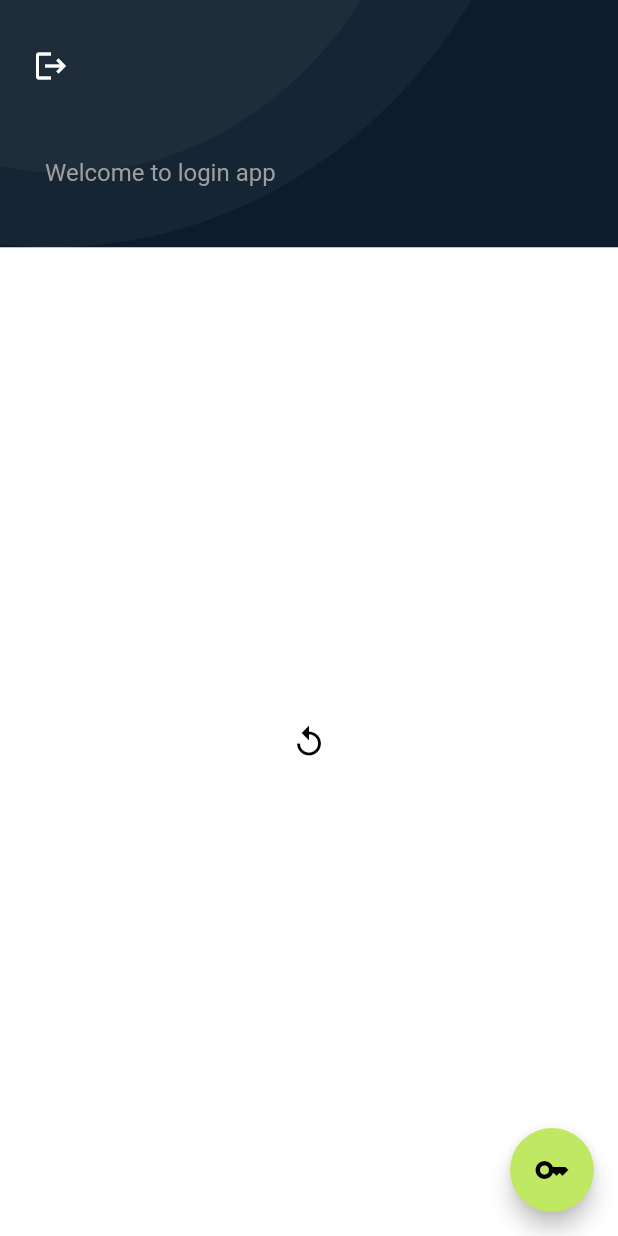
After one commit to payamomidvar/login_flutter, a Flutter app: the Home screen opened by its route, after a tap on the "logout" icon, on a phone screen of 412 x 824 dp. The commit adds this screen. Run offline on Flutter 3.47's test engine with Material 2 defaults, Android fonts, the phone set to English and light mode, and no system bars; our stand-ins replace equatable, flutter_bloc, shared_preferences; accounts and stored records are empty; network calls fail.

Commit message:
Refactor and home page added

```diff
--- /dev/null
+++ b/lib/bloc/home/home.dart
@@ -0,0 +1,30 @@
+import 'package:flutter/material.dart';
+import 'package:flutter_bloc/flutter_bloc.dart';
+
+import '../../repositories/user_repository.dart';
+import '../../screens/home_page.dart';
+import '../../services/memory_service.dart';
+import '../token/token_bloc.dart';
+import 'home_bloc.dart';
+
+class Home extends StatelessWidget {
+  final MemoryService memoryService;
+
+  const Home({required this.memoryService, Key? key}) : super(key: key);
+
+  @override
+  Widget build(BuildContext context) {
+    return RepositoryProvider(
+      create: (context) => UserRepository(),
+      child: MultiBlocProvider(
+        providers: [
+          BlocProvider(
+            create: (context) => HomeBloc(context.read<UserRepository>()),
+          ),
+          BlocProvider(create: (context) => TokenBloc(memoryService)),
+        ],
+        child: const HomePage(),
+      ),
+    );
+  }
+}
--- /dev/null
+++ b/lib/bloc/home/home_bloc.dart
@@ -0,0 +1,38 @@
+import '../../models/user.dart';
+import 'package:equatable/equatable.dart';
+import 'package:flutter_bloc/flutter_bloc.dart';
+
+import '../../repositories/user_repository.dart';
+part 'home_event.dart';
+
+part 'home_state.dart';
+
+class HomeBloc extends Bloc<HomeEvent, HomeState> {
+  final UserRepository _repository;
+
+  HomeBloc(this._repository) : super(const HomeState()) {
+    on<HomeEvent>(_mapGetUserEventToState);
+  }
+
+  void _mapGetUserEventToState(
+      HomeEvent event, Emitter<HomeState> emit) async {
+    try {
+      emit(state.copyWith(status: HomeStatus.initial));
+
+      final User? user = await _repository.getUser();
+      user != null
+          ? emit(state.copyWith(status: HomeStatus.success, user: user))
+          : emit(
+        state.copyWith(
+          status: HomeStatus.fail,
+          errorMessage: 'An error occurred. Please try again',
+        ),
+      );
+    } catch (error) {
+      emit(state.copyWith(
+        status: HomeStatus.error,
+        errorMessage: error.toString(),
+      ));
+    }
+  }
+}
--- /dev/null
+++ b/lib/bloc/home/home_event.dart
@@ -0,0 +1,9 @@
+part of 'home_bloc.dart';
+
+class HomeEvent extends Equatable {
+  const HomeEvent();
+
+
+  @override
+  List<Object?> get props => [];
+}
--- /dev/null
+++ b/lib/bloc/home/home_state.dart
@@ -0,0 +1,30 @@
+part of'home_bloc.dart';
+
+
+enum HomeStatus { initial, loading,success, error, fail}
+
+class HomeState extends Equatable {
+  const HomeState({
+    this.status = HomeStatus.initial,
+    this.errorMessage = '',
+    this.user,
+  });
+  final HomeStatus status;
+  final String errorMessage;
+  final User? user;
+
+  @override
+  List<Object?> get props => [status, errorMessage, user];
+
+  HomeState copyWith({
+    HomeStatus? status,
+    String? errorMessage,
+    User? user,
+  }) {
+    return HomeState(
+      status: status ?? this.status,
+      errorMessage: errorMessage ?? this.errorMessage,
+      user: user ?? this.user,
+    );
+  }
+}
--- /dev/null
+++ b/lib/bloc/token/token_bloc.dart
@@ -0,0 +1,22 @@
+import 'package:equatable/equatable.dart';
+import 'package:flutter_bloc/flutter_bloc.dart';
+
+import '../../services/memory_service.dart';
+
+part 'token_event.dart';
+
+part 'token_state.dart';
+
+class TokenBloc extends Bloc<TokenEvent, TokenState> {
+  final MemoryService _memoryService;
+
+  TokenBloc(this._memoryService) : super(const TokenState()) {
+    on<TokenEvent>(_mapGetTokenEventToState);
+  }
+
+  void _mapGetTokenEventToState(
+      TokenEvent event, Emitter<TokenState> emit) async {
+    String? token = _memoryService.getToken;
+    emit(TokenState(token: token));
+  }
+}
--- /dev/null
+++ b/lib/bloc/token/token_event.dart
@@ -0,0 +1,8 @@
+part of 'token_bloc.dart';
+
+class TokenEvent extends Equatable {
+  const TokenEvent();
+
+  @override
+  List<Object?> get props => [];
+}
--- /dev/null
+++ b/lib/bloc/token/token_state.dart
@@ -0,0 +1,11 @@
+part of 'token_bloc.dart';
+class TokenState extends Equatable {
+  const TokenState({
+    this.token,
+  });
+
+  final String? token;
+
+  @override
+  List<Object?> get props => [token];
+}
--- a/lib/login_app.dart
+++ b/lib/login_app.dart
@@ -1,6 +1,5 @@
 import 'package:flutter/material.dart';
-import 'package:login/screens/login_page.dart';
-import 'package:login/screens/register_page.dart';
+import 'package:login/bloc/home/home.dart';
 import './themes/light_theme.dart';
 import 'bloc/login/login.dart';
 import 'bloc/register/register.dart';
@@ -21,6 +20,7 @@ class LoginApp extends StatelessWidget {
       routes: {
         RouteApp.register: (context) => const Register(),
         RouteApp.login: (context) => Login(memoryService: memoryService),
+        RouteApp.home: (context) => Home(memoryService: memoryService)
       },
     );
   }
--- /dev/null
+++ b/lib/models/user.dart
@@ -0,0 +1,12 @@
+class User{
+  User({required this.username, required this.email});
+  final String email;
+  final String username;
+
+  factory User.fromJson(Map<String, dynamic> json){
+    return User(
+      username: json['username'],
+      email: json['email'],
+    );
+  }
+}
--- a/lib/repositories/config.dart
+++ b/lib/repositories/config.dart
@@ -3,5 +3,8 @@ import 'dart:convert';
 const String scheme = 'http';
 const String host = '10.0.2.2';
 const int port = 8000;
-const Map<String, String> headers= {'Content-Type': 'application/json'};
 final Encoding? encoding= Encoding.getByName("utf-8");
+
+class Token{
+  static String token = '';
+}
--- a/lib/repositories/user_repository.dart
+++ b/lib/repositories/user_repository.dart
@@ -3,6 +3,7 @@ import 'dart:io';
 
 import 'package:http/http.dart' as http;
 import 'package:login/models/login.dart';
+import 'package:login/models/user.dart';
 import './config.dart';
 import '../models/register.dart';
 import '../constants/constants.dart';
@@ -12,7 +13,9 @@ class UserRepository {
     bool result = false;
     Uri url = Uri(scheme: scheme, host: host, port: port, path: 'register/');
     await http
-        .post(url, headers: headers, body: json.encode(dto.toJson()))
+        .post(url,
+            headers: {'Content-Type': 'application/json'},
+            body: json.encode(dto.toJson()))
         .timeout(duration)
         .then((response) {
       if (response.statusCode != 201) {
@@ -35,10 +38,11 @@ class UserRepository {
       path: 'login/',
     );
     await http
-        .post(url, headers: headers, body: json.encode(dto.toJson()))
+        .post(url,
+            headers: {'Content-Type': 'application/json'},
+            body: json.encode(dto.toJson()))
         .timeout(duration)
         .then((response) {
-      print(response.statusCode);
       if (response.statusCode != 200) {
         throw HttpException('${response.statusCode}');
       }
@@ -50,4 +54,33 @@ class UserRepository {
 
     return token;
   }
+
+  Future<User?> getUser() async {
+    String token = Token.token;
+    User? user;
+    Uri url = Uri(
+      scheme: scheme,
+      host: host,
+      port: port,
+      path: 'user/',
+    );
+    await http
+        .get(url, headers: {
+          'Content-Type': 'application/json',
+          'Authorization': 'Bearer $token',
+        })
+        .timeout(duration)
+        .then((response) {
+          if (response.statusCode != 200) {
+            throw HttpException('${response.statusCode}');
+          }
+          final json = jsonDecode(response.body);
+          user = User.fromJson(json);
+        })
+        .onError((error, stackTrace) {
+          throw Exception(error);
+        });
+
+    return user;
+  }
 }
--- a/lib/routes/routes.dart
+++ b/lib/routes/routes.dart
@@ -1,4 +1,5 @@
 class RouteApp{
   static const String register = '/register';
   static const String login = '/login';
+  static const String home = '/home';
 }
--- /dev/null
+++ b/lib/screens/home_page.dart
@@ -0,0 +1,95 @@
+import 'package:flutter/material.dart';
+import 'package:flutter_bloc/flutter_bloc.dart';
+import 'package:login/bloc/home/home_bloc.dart';
+import 'package:login/bloc/token/token_bloc.dart';
+import '../repositories/config.dart';
+import '../widgets/app_bar.dart' as app_bar;
+import '../constants/constants.dart';
+
+class HomePage extends StatefulWidget {
+  const HomePage({super.key});
+
+  @override
+  State<HomePage> createState() => _HomePageState();
+}
+
+class _HomePageState extends State<HomePage> {
+  bool isLoading = true;
+
+  @override
+  didChangeDependencies() {
+    super.didChangeDependencies();
+    BlocProvider.of<TokenBloc>(context).add(const TokenEvent());
+  }
+
+  @override
+  Widget build(BuildContext context) {
+    return SafeArea(
+      child: Scaffold(
+        appBar: !isLoading
+            ? app_bar.AppBar(
+                icon: Icons.logout,
+                onTap: () {},
+                subtitle: 'Welcome to login app',
+                height: MediaQuery.of(context).size.height * 0.2,
+              )
+            : null,
+        floatingActionButton: !isLoading
+            ? FloatingActionButton(
+                child: const Icon(Icons.key, color: textColor),
+                onPressed: () {},
+              )
+            : null,
+        body: Center(
+          child: BlocConsumer<TokenBloc, TokenState>(
+            listener: (context, state) {
+              if (state.token != null) {
+                Token.token = state.token!;
+                BlocProvider.of<HomeBloc>(context).add(const HomeEvent());
+                setState(() {
+                  isLoading = false;
+                });
+              }
+            },
+            builder: (context, state) {
+              return isLoading
+                  ? const CircularProgressIndicator()
+                  : BlocConsumer<HomeBloc, HomeState>(
+                      listener: (context, state) {
+                        if (state.status == HomeStatus.error ||
+                            state.status == HomeStatus.fail) {
+                          ScaffoldMessenger.of(context).showSnackBar(
+                            SnackBar(content: Text(state.errorMessage)),
+                          );
+                        } else if (state.status == HomeStatus.fail) {
+                          ScaffoldMessenger.of(context).showSnackBar(
+                            const SnackBar(content: Text('try again...')),
+                          );
+                        }
+                      },
+                      builder: (context, state) {
+                        state.status == HomeStatus.error;
+                        return Center(
+                          child: state.status == HomeStatus.initial ||
+                                  state.status == HomeStatus.loading
+                              ? const CircularProgressIndicator()
+                              : state.status == HomeStatus.success
+                                  ? Text('Hi ${state.user?.username ?? ''}')
+                                  : IconButton(
+                                      onPressed: () {
+                                        context
+                                            .read<HomeBloc>()
+                                            .add(const HomeEvent());
+                                      },
+                                      icon: const Icon(Icons.replay),
+                                    ),
+                        );
+                      },
+                    );
+            },
+          ),
+        ),
+      ),
+    );
+  }
+}
--- a/lib/screens/login_page.dart
+++ b/lib/screens/login_page.dart
@@ -73,6 +73,7 @@ class LoginPage extends StatelessWidget {
                       if (state.token != null) {
                         BlocProvider.of<LoginMemoryBloc>(context)
                             .saveToken(state.token!);
+                        Navigator.pushNamed(context, RouteApp.home);
                       } else {
                         ScaffoldMessenger.of(context).showSnackBar(
                           const SnackBar(content: Text('try again...')),
--- a/lib/screens/register_page.dart
+++ b/lib/screens/register_page.dart
@@ -3,7 +3,6 @@ import 'package:flutter_bloc/flutter_bloc.dart';
 import '../bloc/register/register_bloc.dart';
 import '../constants/constants.dart';
 import '../models/register.dart';
-import '../routes/routes.dart';
 import '../widgets/username.dart';
 import '../widgets/email.dart';
 import '../widgets/password.dart';
@@ -26,6 +25,7 @@ class RegisterPage extends StatelessWidget {
       child: Scaffold(
         appBar: app_bar.AppBar(
           onTap: ()=> Navigator.pop(context),
+          icon: Icons.arrow_back,
           title: 'Register',
           subtitle: 'Create your account',
           height: MediaQuery.of(context).size.height * 0.3,
--- a/lib/services/memory_service.dart
+++ b/lib/services/memory_service.dart
@@ -9,4 +9,6 @@ class MemoryService {
 
   Future<bool> saveToken(final String token) async =>
       await prefs.setString(_kToken, token);
+
+  String? get getToken => prefs.getString(_kToken);
 }
--- a/lib/themes/light_theme.dart
+++ b/lib/themes/light_theme.dart
@@ -9,6 +9,10 @@ ThemeData lightTheme = ThemeData(
     bodyLarge: TextStyle(color: textColor, fontSize: largeFontSize),
     bodyMedium: TextStyle(color: textColor, fontSize: mediumFontSize),
     bodySmall: TextStyle(color: textColor, fontSize: smallFontSize),
+  ),
+  floatingActionButtonTheme: FloatingActionButtonThemeData(
+    backgroundColor: primaryColor,
+
   ),
   inputDecorationTheme: const InputDecorationTheme(
     border:OutlineInputBorder(
--- a/lib/widgets/app_bar.dart
+++ b/lib/widgets/app_bar.dart
@@ -5,21 +5,23 @@ import 'package:flutter/material.dart';
 import '../constants/constants.dart';
 
 class AppBar extends StatelessWidget implements PreferredSizeWidget {
-  final String title;
-  final String subtitle;
-  final double height;
   final Function()? onTap;
+  final IconData? icon;
+  String? subtitle;
+  String? title;
+  double? height;
 
-  const AppBar({
-    required this.title,
-    required this.subtitle,
-    this.height = kToolbarHeight,
+  AppBar({
+    this.height,
+    this.title,
+    this.subtitle,
     this.onTap,
+    this.icon,
     super.key,
   });
 
   @override
-  Size get preferredSize => Size.fromHeight(height);
+  Size get preferredSize => Size.fromHeight(height ??= kToolbarHeight);
 
   @override
   Widget build(BuildContext context) {
@@ -33,7 +35,7 @@ class AppBar extends StatelessWidget implements PreferredSizeWidget {
             bottom: 70,
             left: 30,
             child: Text(
-              title,
+              title ??= '',
               style: const TextStyle(
                   color: secondaryColor, fontSize: hugeFontSize),
             ),
@@ -42,18 +44,18 @@ class AppBar extends StatelessWidget implements PreferredSizeWidget {
             bottom: 40,
             left: 30,
             child: Text(
-              subtitle,
+              subtitle ??= '',
               style: const TextStyle(
                   color: descriptionColor, fontSize: largeFontSize),
             ),
           ),
-          onTap != null
+          onTap != null && icon != null
               ? Positioned(
                   top: 20,
                   left: 10,
                   child: IconButton(
                     onPressed: onTap,
-                    icon: const Icon(Icons.arrow_back, color: secondaryColor),
+                    icon: Icon(icon, color: secondaryColor),
                   ),
                 )
               : const SizedBox.shrink(),
```
